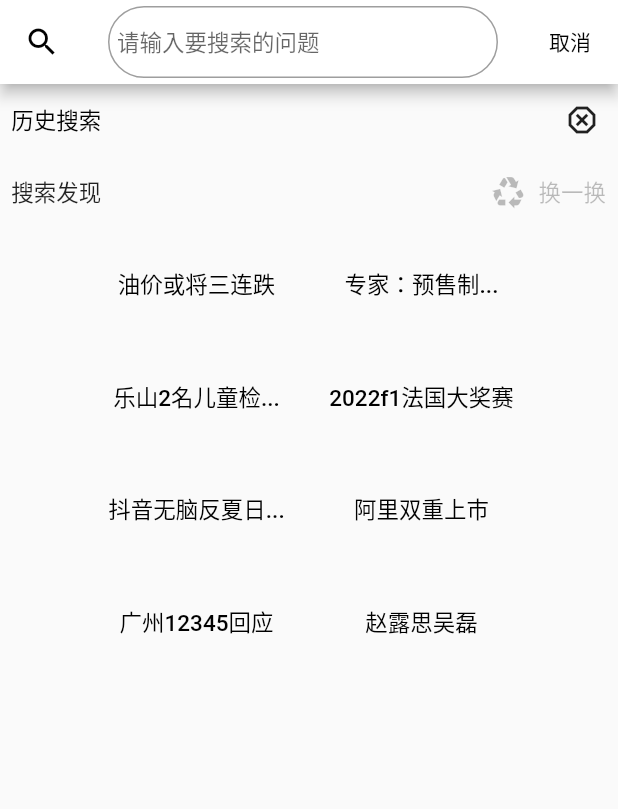
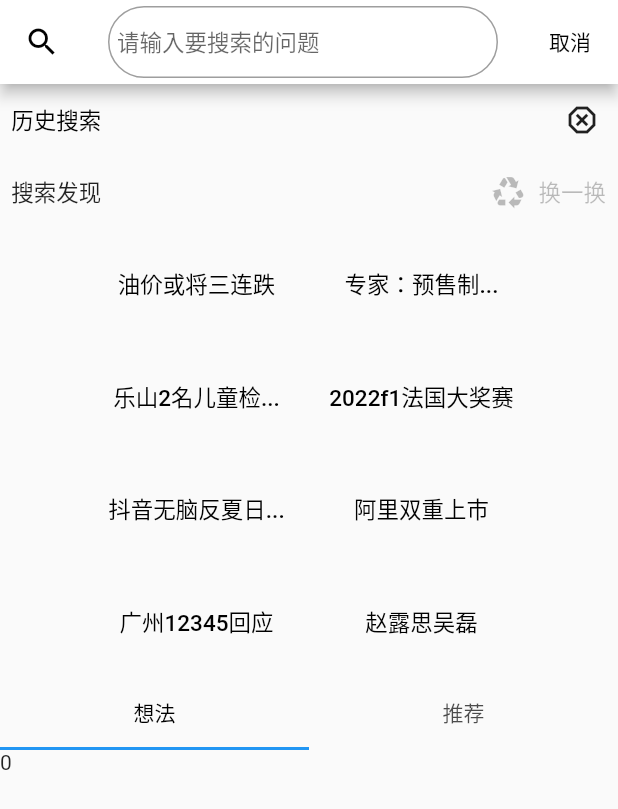
Before and after one commit to meetisy/whyPlus, a Flutter app: the screen it shows after launch, after a tap on the "search" icon, on a phone screen of 412 x 824 dp. Shown: the top 809 px of the screen. Run offline on Flutter 3.47's test engine with Material 2 defaults, Android fonts, the phone set to English and light mode, and no system bars; network calls fail.

Commit message:
different tabBar

```diff
--- a/lib/home/search.dart
+++ b/lib/home/search.dart
@@ -1,4 +1,5 @@
 import 'package:flutter/material.dart';
+import 'package:flutter/rendering.dart';
 
 class Search extends StatefulWidget{
   @override
@@ -106,7 +107,24 @@
                   children: searchHotList.map((e) => TextButton(
                     onPressed: ()=>{print("请求搜索热点:${e}")},
                       child: Text("${e}",style: TextStyle(color: Colors.black,fontSize :15)))).toList(),)
-              )
+              ),
+              DefaultTabController(length: 2,child: Container(
+                child: Column(
+                  children: [
+                    TabBar(
+                      labelColor: Colors.black,
+                      tabs: [
+                      new Tab(text: "想法",),
+                      new Tab(text: "推荐"),
+                    ],),
+                    Container(child: new TabBarView(
+                        children: [
+                          Text("0"),
+                          Text("1"),
+                        ]),height: 200,)
+                  ],
+                ),
+              ),)
             ],
           )
         ),
```
Also changed, not shown: lib/home/home_page.dart (line endings or trailing spaces), 1 other file.
